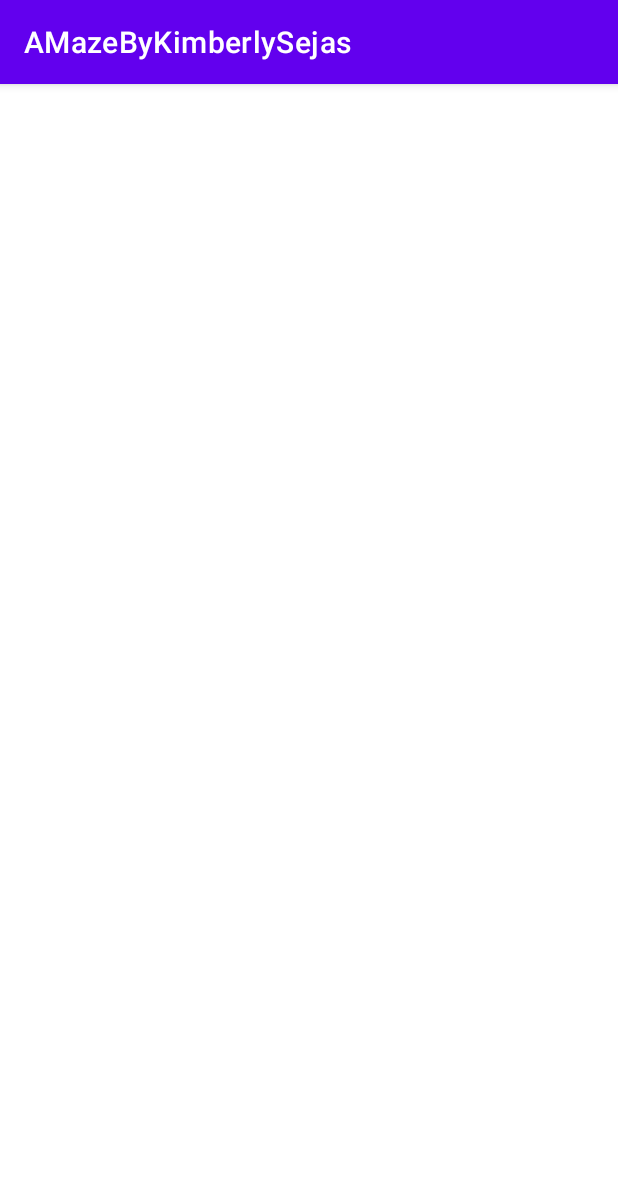
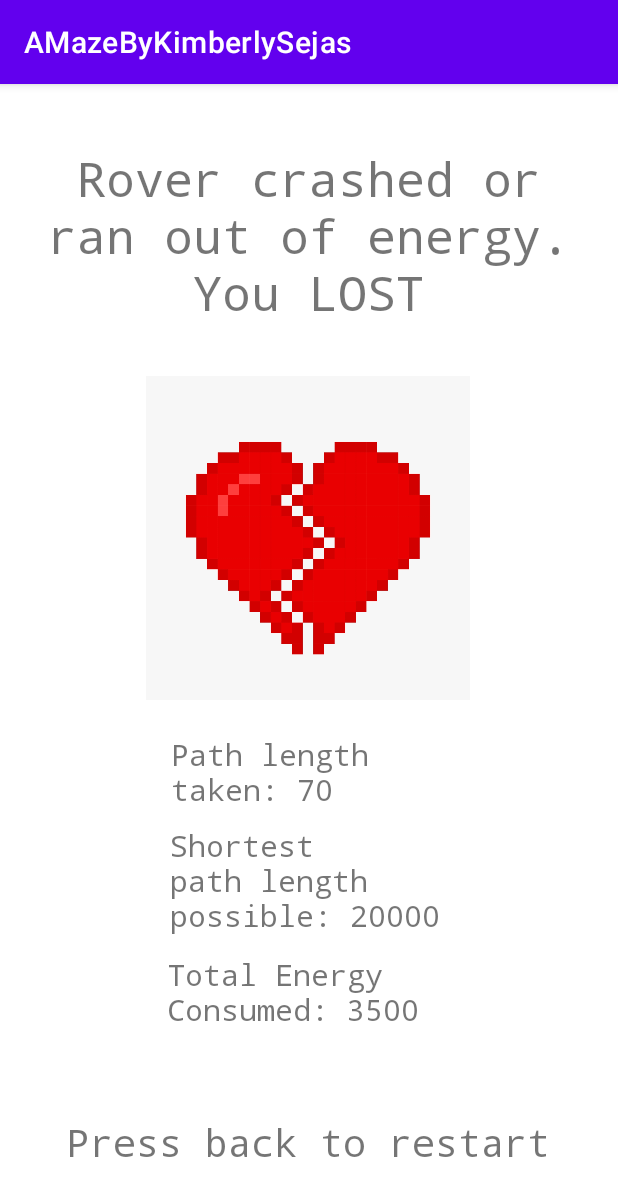
Before and after one commit to kimsejas/SpaceAndroidMaze, an Android app: the PlayAnimationActivity screen opened directly, with no data from a screen before it, after a tap on "TO LOSING", on a phone screen of 412 x 824 dp. Shown: the top 1196 px of the screen. Run offline under Robolectric (Android 15) with nearby library versions, the phone set to English and light mode, and no system bars.

Commit message:
Added UI and game information to LosingActivity

```diff
--- a/app/src/main/java/edu/wm/cs/cs301/amazebykimberlysejas/gui/LosingActivity.java
+++ b/app/src/main/java/edu/wm/cs/cs301/amazebykimberlysejas/gui/LosingActivity.java
@@ -2,15 +2,65 @@ package edu.wm.cs.cs301.amazebykimberlysejas.gui;
 
 import androidx.appcompat.app.AppCompatActivity;
 
+import android.content.Intent;
 import android.os.Bundle;
+import android.view.View;
+import android.widget.TextView;
 
 import edu.wm.cs.cs301.amazebykimberlysejas.R;
 
 public class LosingActivity extends AppCompatActivity {
+    private TextView length;
+    private TextView shortestLength;
+    private TextView energyConsumed;
 
     @Override
     protected void onCreate(Bundle savedInstanceState) {
         super.onCreate(savedInstanceState);
         setContentView(R.layout.activity_losing);
+        pathLengthDisplayed();
+        energyDisplayed();
+    }
+
+    @Override
+    public void onBackPressed(){
+        Intent i = new Intent(LosingActivity.this, AMazeActivity.class);
+        startActivity(i);
+    }
+
+    /*
+    Customizes the text views related to path length to gameplay
+     */
+    private void pathLengthDisplayed(){
+        Intent i = getIntent();
+        String prev = i.getStringExtra("From");
+
+        length = (TextView) findViewById(R.id.length);
+        shortestLength = (TextView) findViewById(R.id.shortestlength);
+
+
+        if (prev.equals("Animation")){
+            length.setText("Path length taken: 70");
+            shortestLength.setText("Shortest path length possible: 20000");
+        }else if (prev.equals("Manual")){
+            length.setText("Path length taken: 100");
+            shortestLength.setText("Shortest path length possible: 20000");
+        }
+
+    }
+
+    /*
+    Customizes the text views related to energy consumption to gameplay
+     */
+    private void energyDisplayed(){
+        energyConsumed =  (TextView) findViewById(R.id.energyConsumed);
+        Intent i = getIntent();
+        String prev = i.getStringExtra("From");
+
+        if (prev.equals("Animation")){
+            energyConsumed.setText("Total Energy Consumed: 3500");
+        }else if (prev.equals("Manual")){
+            energyConsumed.setVisibility(View.INVISIBLE);
+        }
     }
 }
--- a/app/src/main/java/edu/wm/cs/cs301/amazebykimberlysejas/gui/MazePanel.java
+++ b/app/src/main/java/edu/wm/cs/cs301/amazebykimberlysejas/gui/MazePanel.java
@@ -15,10 +15,6 @@ public class MazePanel extends androidx.appcompat.widget.AppCompatImageView {
     private Paint paint = new Paint();
     private  Bitmap bitmap;
     private Canvas canvas;
-
-
-
-
 
 
     public MazePanel(Context context) {
--- a/app/src/main/java/edu/wm/cs/cs301/amazebykimberlysejas/gui/PlayAnimationActivity.java
+++ b/app/src/main/java/edu/wm/cs/cs301/amazebykimberlysejas/gui/PlayAnimationActivity.java
@@ -181,6 +181,7 @@ public class PlayAnimationActivity extends AppCompatActivity {
                 Toast.makeText(PlayAnimationActivity.this, "To losing button clicked!", Toast.LENGTH_SHORT).show();
                 Log.v("buttonClicked", "User clicked to losing button, switch to losing");
                 Intent i = new Intent(PlayAnimationActivity.this, LosingActivity.class);
+                i.putExtra("From", "Animation");
                 startActivity(i);
             }
         });
--- a/app/src/main/java/edu/wm/cs/cs301/amazebykimberlysejas/gui/WinningActivity.java
+++ b/app/src/main/java/edu/wm/cs/cs301/amazebykimberlysejas/gui/WinningActivity.java
@@ -31,6 +31,10 @@ public class WinningActivity extends AppCompatActivity {
     }
 
 
+
+    /*
+    Customizes the text views related to path length to gameplay
+     */
     private void pathLengthDisplayed(){
         Intent i = getIntent();
         String prev = i.getStringExtra("From");
@@ -49,6 +53,9 @@ public class WinningActivity extends AppCompatActivity {
 
     }
 
+    /*
+      Customizes the text views related to energy consumption to gameplay
+   */
     private void energyDisplayed(){
         energyConsumed =  (TextView) findViewById(R.id.energyConsumed);
         Intent i = getIntent();
--- a/app/src/main/res/layout/activity_losing.xml
+++ b/app/src/main/res/layout/activity_losing.xml
@@ -6,4 +6,90 @@
     android:layout_height="match_parent"
     tools:context=".gui.LosingActivity">
 
+    <TextView
+        android:id="@+id/textView4"
+        android:layout_width="372dp"
+        android:layout_height="152dp"
+        android:gravity="center"
+        android:text="Rover crashed or ran out of energy.  You LOST"
+        android:textSize="32sp"
+        android:typeface="monospace"
+        app:layout_constraintBottom_toBottomOf="parent"
+        app:layout_constraintEnd_toEndOf="parent"
+        app:layout_constraintHorizontal_bias="0.496"
+        app:layout_constraintStart_toStartOf="parent"
+        app:layout_constraintTop_toTopOf="parent"
+        app:layout_constraintVertical_bias="0.041" />
+
+
+    <ImageView
+        android:id="@+id/imageView"
+        android:layout_width="216dp"
+        android:layout_height="234dp"
+        android:layout_marginTop="8dp"
+        app:layout_constraintBottom_toBottomOf="parent"
+        app:layout_constraintEnd_toEndOf="parent"
+        app:layout_constraintHorizontal_bias="0.497"
+        app:layout_constraintStart_toStartOf="parent"
+        app:layout_constraintTop_toBottomOf="@+id/textView4"
+        app:layout_constraintVertical_bias="0.0"
+        app:srcCompat="@drawable/roversbrokenheart" />
+
+    <TextView
+        android:id="@+id/length"
+        android:layout_width="182dp"
+        android:layout_height="56dp"
+        android:text="Path length taken: "
+        android:typeface="monospace"
+        android:textSize="20sp"
+        app:layout_constraintBottom_toBottomOf="parent"
+        app:layout_constraintEnd_toEndOf="parent"
+        app:layout_constraintHorizontal_bias="0.497"
+        app:layout_constraintStart_toStartOf="parent"
+        app:layout_constraintTop_toBottomOf="@+id/imageView"
+        app:layout_constraintVertical_bias="0.047" />
+
+    <TextView
+        android:id="@+id/shortestlength"
+        android:layout_width="184dp"
+        android:layout_height="82dp"
+        android:text="Shortest path length possible: "
+        android:textSize="20sp"
+        android:typeface="monospace"
+        app:layout_constraintBottom_toBottomOf="parent"
+        app:layout_constraintEnd_toEndOf="parent"
+        app:layout_constraintHorizontal_bias="0.497"
+        app:layout_constraintStart_toStartOf="parent"
+        app:layout_constraintTop_toBottomOf="@+id/imageView"
+        app:layout_constraintVertical_bias="0.28" />
+
+    <TextView
+        android:id="@+id/energyConsumed"
+        android:layout_width="186dp"
+        android:layout_height="85dp"
+        android:text="Total Energy Consumed:"
+        android:textSize="20sp"
+        android:typeface="monospace"
+        app:layout_constraintBottom_toBottomOf="parent"
+        app:layout_constraintEnd_toEndOf="parent"
+        app:layout_constraintHorizontal_bias="0.493"
+        app:layout_constraintStart_toStartOf="parent"
+        app:layout_constraintTop_toBottomOf="@+id/imageView"
+        app:layout_constraintVertical_bias="0.611" />
+
+    <TextView
+        android:id="@+id/pressBack"
+        android:layout_width="346dp"
+        android:layout_height="50dp"
+        android:gravity="center"
+        android:text="Press back to restart"
+        android:textSize="25sp"
+        android:typeface="monospace"
+        app:layout_constraintBottom_toBottomOf="parent"
+        app:layout_constraintEnd_toEndOf="parent"
+        app:layout_constraintHorizontal_bias="0.492"
+        app:layout_constraintStart_toStartOf="parent"
+        app:layout_constraintTop_toBottomOf="@+id/imageView"
+        app:layout_constraintVertical_bias="0.875" />
+
 </androidx.constraintlayout.widget.ConstraintLayout>
```
Also changed, not shown: app/src/main/res/drawable/roversbrokenheart.webp (added).
